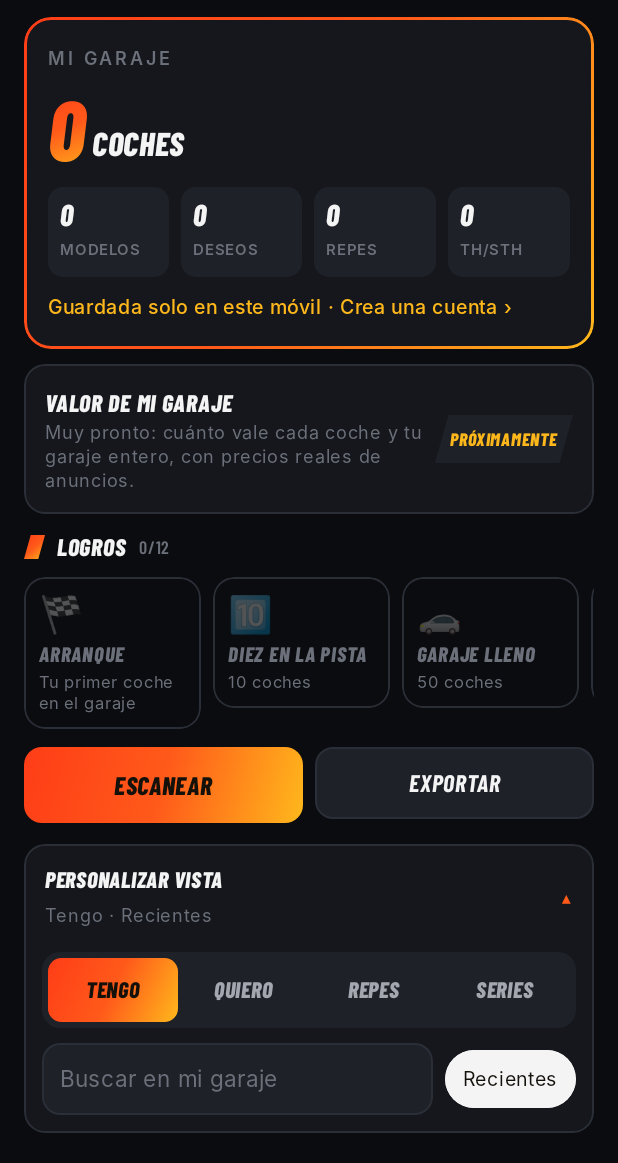
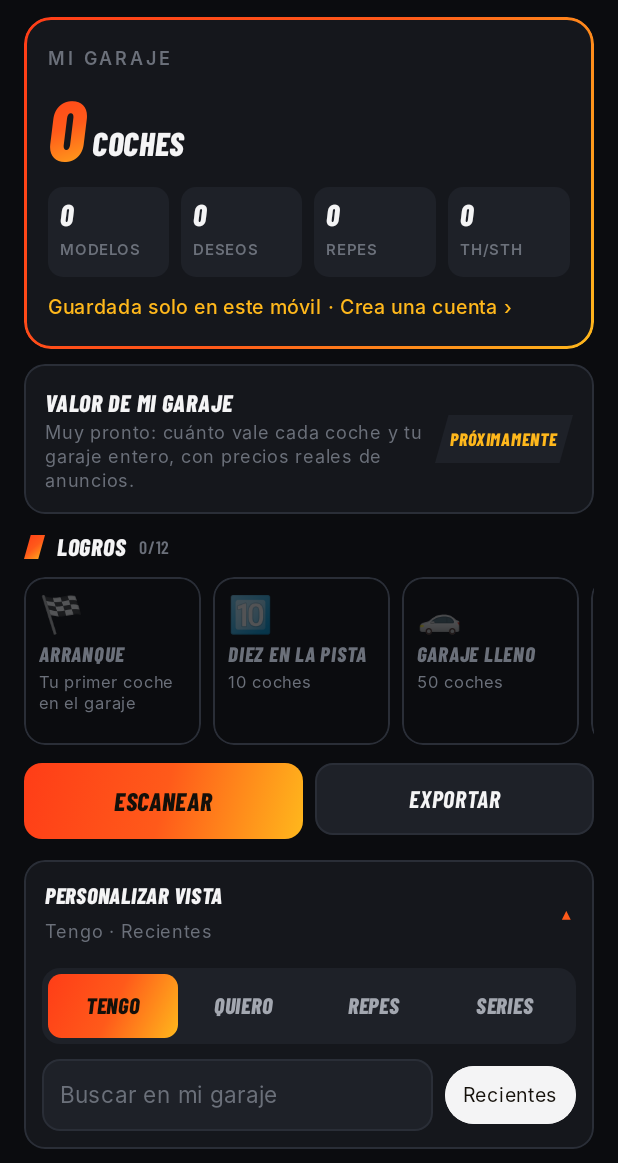
Before and after one commit to jonatanmonteror-gif/noir-wheels, an Android app built with Jetpack Compose: the screen it shows after launch (MainActivity), after a tap on "MI GARAJE", on a phone screen of 412 x 824 dp, the part 73-1236 px from its top. Run offline under Robolectric (Android 15) with nearby library versions, the phone set to English and light mode, and no system bars; libraries missing offline, so code that uses them is left out: com.google.mlkit.common, com.google.mlkit.nl; pictures from the network do not load; 1 statement that could not run was skipped.

Commit message:
Achievements: same height for every badge
Co-Authored-By: Claude Opus 5.5 <noreply@anthropic.com>
Claude-Session: https://claude.ai/code/session_016Xm7Stuafj4dAg9p9cGLXt

```diff
--- a/app/src/main/java/com/wolfwheels/app/ui/CollectionScreen.kt
+++ b/app/src/main/java/com/wolfwheels/app/ui/CollectionScreen.kt
@@ -167,13 +167,13 @@ fun CollectionScreen() {
                         items(badges.size) { i ->
                             val b = badges.sortedByDescending { it.done }[i]
                             Column(
-                                Modifier.width(118.dp).clip(RoundedCornerShape(14.dp)).background(if (b.done) WW.surface else WW.bg)
+                                Modifier.width(118.dp).height(112.dp).clip(RoundedCornerShape(14.dp)).background(if (b.done) WW.surface else WW.bg)
                                     .border(1.dp, if (b.done) WW.orange.copy(alpha = 0.6f) else WW.line, RoundedCornerShape(14.dp)).padding(10.dp)
                             ) {
                                 Text(b.icon, fontSize = 24.sp, modifier = Modifier.then(if (b.done) Modifier else Modifier.graphicsLayer { alpha = 0.3f }))
                                 Text(b.title.uppercase(), color = if (b.done) WW.text else WW.text3, fontFamily = Barlow, fontWeight = FontWeight.ExtraBold,
                                     fontStyle = FontStyle.Italic, fontSize = 14.sp, maxLines = 1)
-                                Text(b.desc, color = WW.text3, fontSize = 11.sp, lineHeight = 14.sp, maxLines = 2)
+                                Text(b.desc, color = WW.text3, fontSize = 11.sp, lineHeight = 14.sp, maxLines = 2, overflow = TextOverflow.Ellipsis)
                             }
                         }
                     }
```
